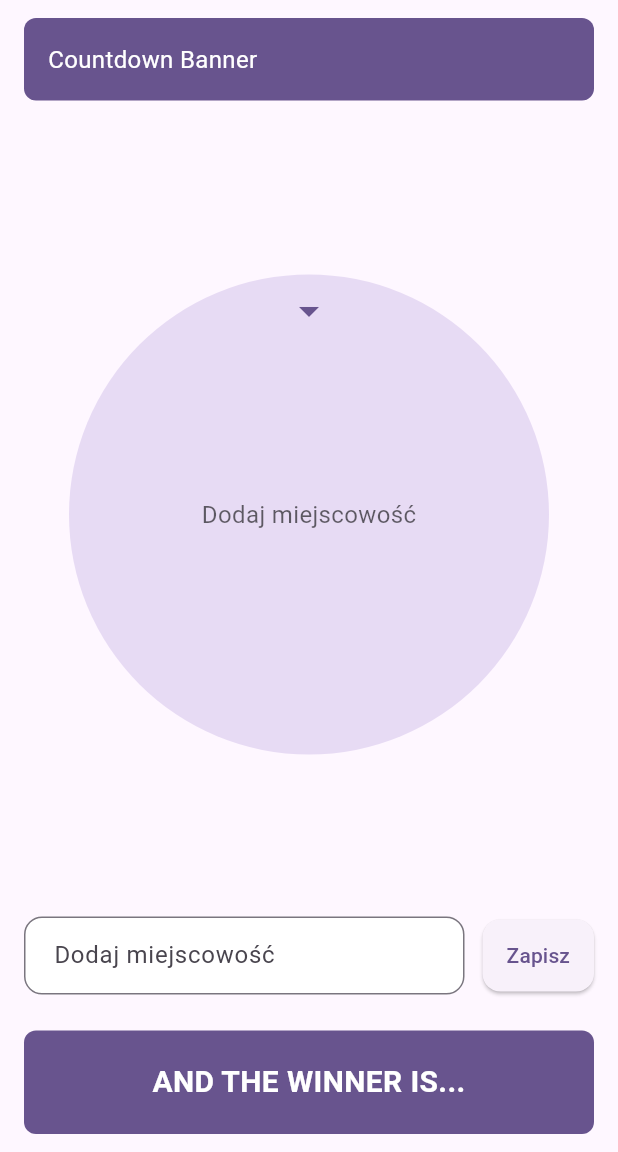
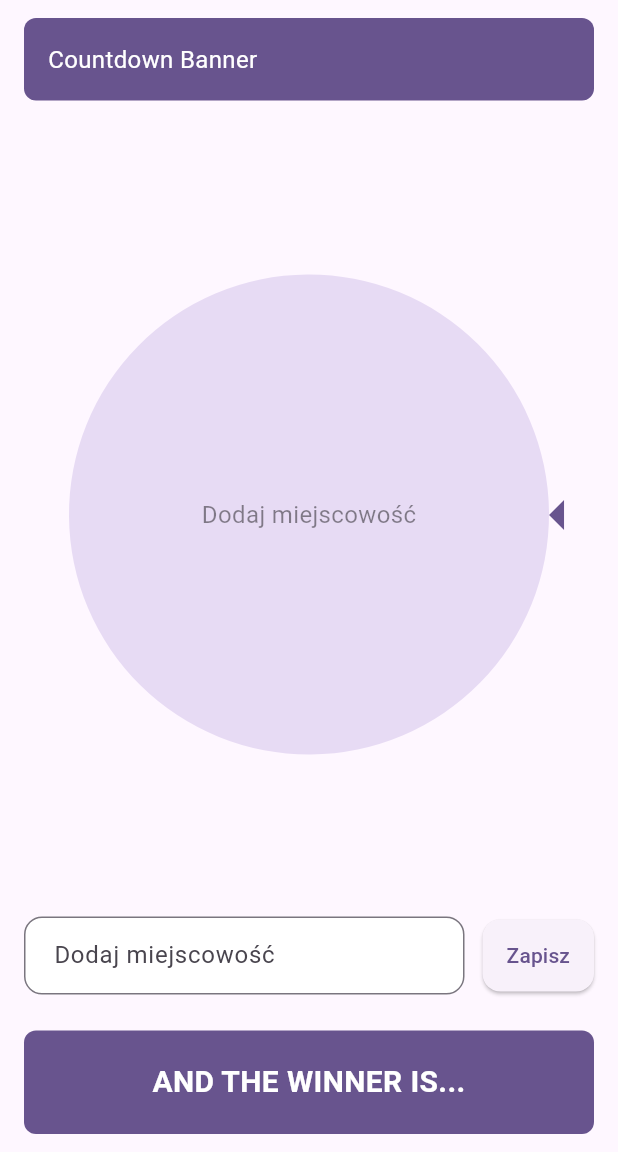
Before and after one commit to TimberedQuasar/new_years_app, a Flutter app: the screen it shows after launch, on a phone screen of 412 x 824 dp, the part 84-1236 px from its top. Run offline on Flutter 3.47's test engine with Material 3 defaults, Android fonts, the phone set to English and light mode, and no system bars; our stand-ins replace shared_preferences.

Commit message:
more_changes

```diff
--- a/lib/features/wheel/wheel_painter.dart
+++ b/lib/features/wheel/wheel_painter.dart
@@ -42,7 +42,7 @@ class WheelPainter extends CustomPainter {
     );
     const textStyle = TextStyle(
       color: Colors.white,
-      fontSize: 14,
+      fontSize: 16, // większa czcionka nazw miast
       fontWeight: FontWeight.w600,
     );
     var start = -pi / 2; // start at top
@@ -60,16 +60,16 @@ class WheelPainter extends CustomPainter {
         canvas.drawArc(rect.deflate(2), start, sweep, true, border);
       }
 
-      // Draw label rotated to the middle of the slice.
+      // Draw label along the radius (center -> outside).
       final midAngle = start + sweep / 2;
       textPainter.text = TextSpan(text: items[i], style: textStyle);
-      textPainter.layout(maxWidth: labelRadius);
+      textPainter.layout(maxWidth: radius);
       canvas.save();
       canvas.translate(center.dx, center.dy);
       canvas.rotate(midAngle);
       textPainter.paint(
         canvas,
-        Offset(-textPainter.width / 2, -labelRadius),
+        Offset(labelRadius - textPainter.width / 2, -textPainter.height / 2),
       );
       canvas.restore();
 
--- a/lib/features/wheel/wheel_view.dart
+++ b/lib/features/wheel/wheel_view.dart
@@ -1,7 +1,7 @@
 import 'package:flutter/material.dart';
 import 'wheel_painter.dart';
 
-class AnimatedWheel extends StatelessWidget {
+class AnimatedWheel extends StatefulWidget {
   const AnimatedWheel({
     super.key,
     required this.items,
@@ -14,39 +14,79 @@ class AnimatedWheel extends StatelessWidget {
   final double size;
 
   @override
+  State<AnimatedWheel> createState() => _AnimatedWheelState();
+}
+
+class _AnimatedWheelState extends State<AnimatedWheel>
+    with SingleTickerProviderStateMixin {
+  late final AnimationController _controller;
+
+  @override
+  void initState() {
+    super.initState();
+    _controller = AnimationController(
+      duration: const Duration(seconds: 10),
+      vsync: this,
+    )..repeat();
+  }
+
+  @override
+  void dispose() {
+    _controller.dispose();
+    super.dispose();
+  }
+
+  @override
   Widget build(BuildContext context) {
-    final hasItems = items.isNotEmpty;
-    return Stack(
-      alignment: Alignment.center,
-      children: [
-        CustomPaint(
-          size: Size.square(size),
-          painter: WheelPainter(
-            items: items,
-            highlightIndex: selectedIndex,
-          ),
-        ),
-        Positioned(
-          top: 8,
-          child: Icon(
-            Icons.arrow_drop_down,
-            size: 32,
-            color: Theme.of(context).colorScheme.primary,
-          ),
-        ),
-        if (!hasItems)
-          Positioned.fill(
-            child: Center(
-              child: Text(
-                'Dodaj miejscowość',
-                style: TextStyle(
-                  color: Theme.of(context).hintColor,
-                  fontSize: 16,
+    final hasItems = widget.items.isNotEmpty;
+    final outerSize = widget.size * 1.3; // więcej miejsca na pointer z odstępem
+    return SizedBox(
+      width: outerSize,
+      height: outerSize,
+      child: Stack(
+        alignment: Alignment.center,
+        children: [
+          Center(
+            child: SizedBox(
+              width: widget.size,
+              height: widget.size,
+              child: RotationTransition(
+                turns: _controller,
+                child: CustomPaint(
+                  size: Size.square(widget.size),
+                  painter: WheelPainter(
+                    items: widget.items,
+                    highlightIndex: widget.selectedIndex,
+                  ),
                 ),
               ),
             ),
           ),
-      ],
+          Align(
+            alignment: Alignment.centerRight,
+            child: Padding(
+              padding: EdgeInsets.only(
+                left: widget.size * 0.1,
+              ), // mały odstęp od koła
+              child: Icon(
+                Icons.arrow_left,
+                size:
+                    48, // większy pointer, prostopadle do koła (wskazuje w lewo)
+                color: Theme.of(context).colorScheme.primary,
+              ),
+            ),
+          ),
+          if (!hasItems)
+            const Positioned.fill(
+              child: Center(
+                child: Text(
+                  'Dodaj miejscowość',
+                  style: TextStyle(color: Colors.black45, fontSize: 16),
+                ),
+              ),
+            ),
+        ],
+      ),
     );
   }
 }
```
